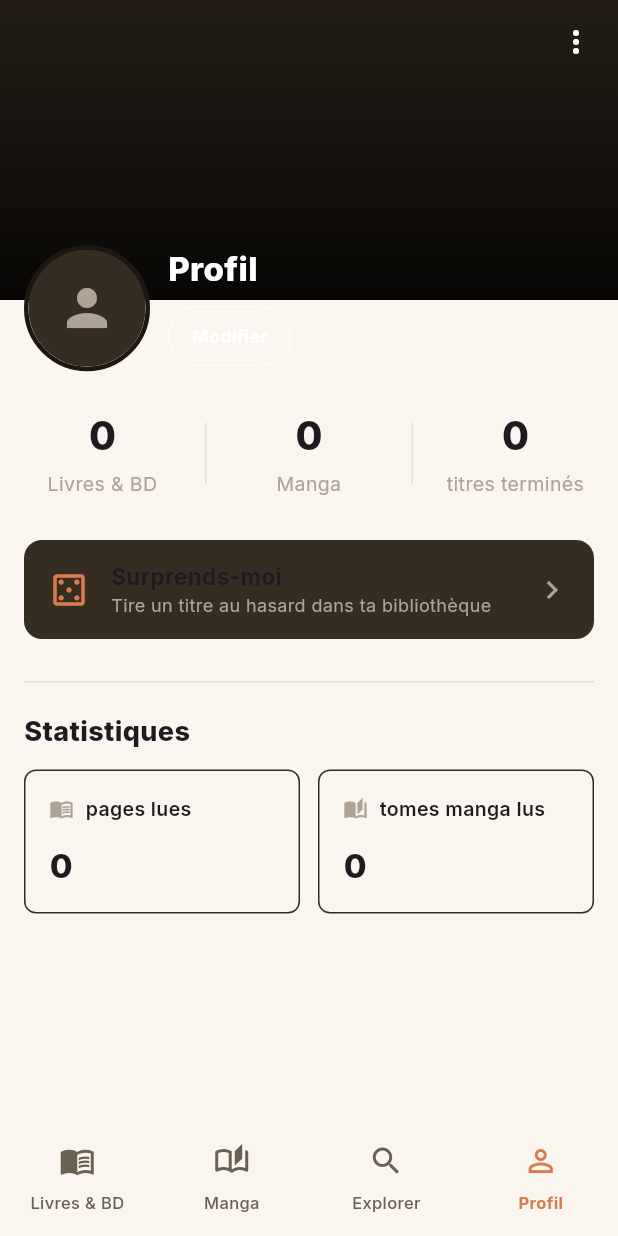
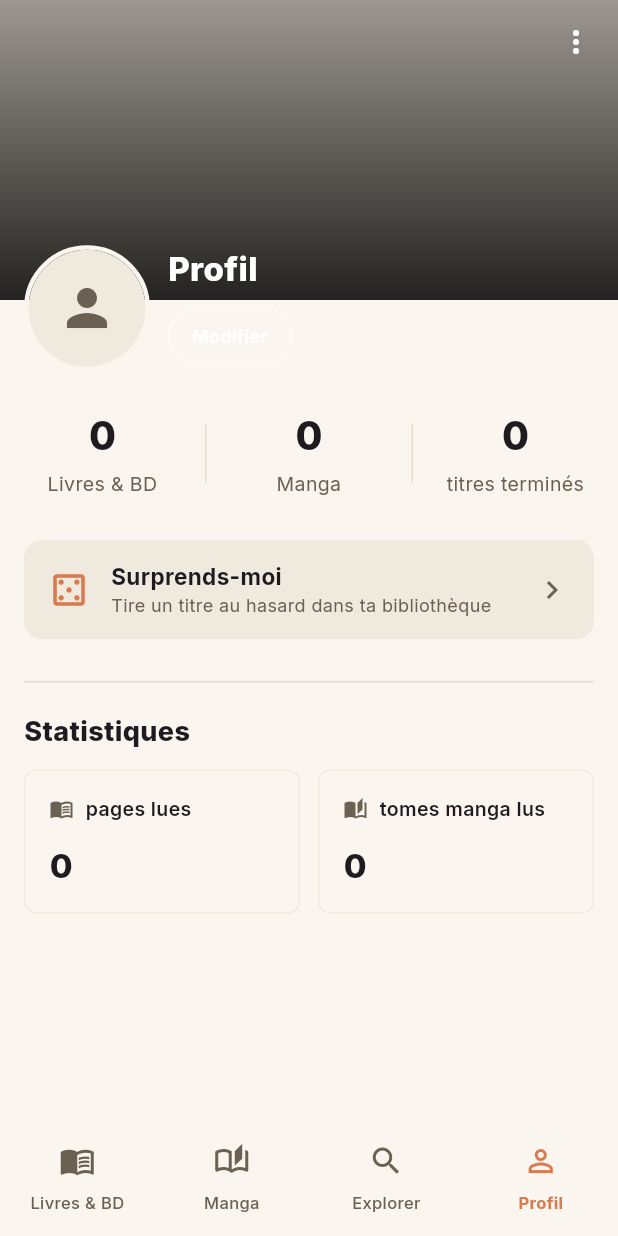
Before and after one commit to Mehdi-F/tlio, a Flutter app: the screen it shows once a user with an empty profile is signed in, item 4 of the bottom bar chosen, on a phone screen of 412 x 824 dp. Run offline on Flutter 3.47's test engine with Material 3 defaults, Android fonts, the phone set to English and light mode, and no system bars; our stand-ins replace cached_network_image, cloud_firestore, connectivity_plus, firebase_auth, firebase_core, google_fonts and 1 more; accounts and stored records are empty; network calls fail.

Commit message:
Fix light theme: AppColors constants weren't actually theme-aware
AppColors.surface/surfaceVariant/background/textPrimary/textSecondary
are fixed dark-mode values by definition — only buildAppTheme() ever
switched between the dark/light variants, wiring them into Material's
own theme (AppBar, Chip, etc). Every custom widget written this
session referenced those constants directly, so cards, sheets, tiles,
and detail screens stayed dark-styled regardless of the selected
theme, making light mode largely illegible.

Added a BuildContext extension (colorSurface, colorTextSecondary,
etc.) that resolves the right variant from the active Theme, same
as buildAppTheme does, and switched every direct AppColors.X
reference across screens/widgets to it. Also fixed both detail
screens' minimal loading/error AppBar, which explicitly forced
foregroundColor: Colors.white and defeated the theme's already-
correct default.

Left login_screen.dart and year_recap_screen.dart alone — both are
intentionally fixed-dark branded screens with self-consistent
colors, not theme bugs.

```diff
--- a/lib/screens/manga_detail_screen.dart
+++ b/lib/screens/manga_detail_screen.dart
@@ -137,7 +137,6 @@ class _MangaDetailScreenState extends State<MangaDetailScreen> {
   AppBar _minimalAppBar() => AppBar(
     backgroundColor: Colors.transparent,
     elevation: 0,
-    foregroundColor: Colors.white,
   );
 
   @override
@@ -151,7 +150,7 @@ class _MangaDetailScreenState extends State<MangaDetailScreen> {
             child: Column(
               mainAxisSize: MainAxisSize.min,
               children: [
-                const Text('Impossible de charger ce titre.', style: TextStyle(color: AppColors.textSecondary)),
+                Text('Impossible de charger ce titre.', style: TextStyle(color: context.colorTextSecondary)),
                 const SizedBox(height: 12),
                 FilledButton(onPressed: _load, child: const Text('Réessayer')),
               ],
--- a/lib/screens/profile_screen.dart
+++ b/lib/screens/profile_screen.dart
@@ -122,7 +122,7 @@ class _ProfileBodyState extends State<_ProfileBody> {
     final name = await showDialog<String>(
       context: context,
       builder: (context) => AlertDialog(
-        backgroundColor: AppColors.surface,
+        backgroundColor: context.colorSurface,
         title: Text(context.tr('dialog.editProfileName')),
         content: TextField(controller: controller, autofocus: true),
         actions: [
@@ -305,10 +305,10 @@ class _ProfileHeader extends StatelessWidget {
                     CachedNetworkImage(
                       imageUrl: bannerCover!,
                       fit: BoxFit.cover,
-                      errorWidget: (context, url, error) => Container(color: AppColors.surfaceVariant),
+                      errorWidget: (context, url, error) => Container(color: context.colorSurfaceVariant),
                     )
                   else
-                    Container(color: AppColors.surfaceVariant),
+                    Container(color: context.colorSurfaceVariant),
                   DecoratedBox(
                     decoration: BoxDecoration(
                       gradient: LinearGradient(
@@ -328,7 +328,7 @@ class _ProfileHeader extends StatelessWidget {
                       bottom: false,
                       child: PopupMenuButton<void>(
                         icon: const Icon(Icons.more_vert, color: Colors.white),
-                        color: AppColors.surface,
+                        color: context.colorSurface,
                         itemBuilder: (context) => [
                           PopupMenuItem(
                             onTap: onSettings,
@@ -360,7 +360,7 @@ class _ProfileHeader extends StatelessWidget {
                 height: avatarSize,
                 decoration: BoxDecoration(
                   shape: BoxShape.circle,
-                  border: Border.all(color: AppColors.background, width: 3),
+                  border: Border.all(color: context.colorBackground, width: 3),
                 ),
                 child: ClipOval(
                   child: photoUrl != null
@@ -370,15 +370,15 @@ class _ProfileHeader extends StatelessWidget {
                           width: avatarSize,
                           height: avatarSize,
                           errorWidget: (context, url, error) => Container(
-                            color: AppColors.surfaceVariant,
+                            color: context.colorSurfaceVariant,
                             alignment: Alignment.center,
-                            child: const Icon(Icons.person, color: AppColors.textSecondary, size: 40),
+                            child: Icon(Icons.person, color: context.colorTextSecondary, size: 40),
                           ),
                         )
                       : Container(
-                          color: AppColors.surfaceVariant,
+                          color: context.colorSurfaceVariant,
                           alignment: Alignment.center,
-                          child: const Icon(Icons.person, color: AppColors.textSecondary, size: 40),
+                          child: Icon(Icons.person, color: context.colorTextSecondary, size: 40),
                         ),
                 ),
               ),
@@ -459,7 +459,7 @@ class _StatColumn extends StatelessWidget {
       children: [
         Text('$value', style: const TextStyle(fontSize: 26, fontWeight: FontWeight.w800)),
         const SizedBox(height: 4),
-        Text(label, style: const TextStyle(color: AppColors.textSecondary, fontSize: 13), textAlign: TextAlign.center),
+        Text(label, style: TextStyle(color: context.colorTextSecondary, fontSize: 13), textAlign: TextAlign.center),
       ],
     );
   }
@@ -503,7 +503,7 @@ class _StatCard extends StatelessWidget {
     return Container(
       padding: const EdgeInsets.all(16),
       decoration: BoxDecoration(
-        border: Border.all(color: AppColors.surfaceVariant),
+        border: Border.all(color: context.colorSurfaceVariant),
         borderRadius: BorderRadius.circular(8),
       ),
       child: Column(
@@ -511,7 +511,7 @@ class _StatCard extends StatelessWidget {
         children: [
           Row(
             children: [
-              Icon(icon, size: 16, color: AppColors.textSecondary),
+              Icon(icon, size: 16, color: context.colorTextSecondary),
               const SizedBox(width: 8),
               Expanded(
                 child: Text(
@@ -574,17 +574,17 @@ class _CarouselSection extends StatelessWidget {
                               height: 130,
                               width: 90,
                               errorWidget: (context, url, error) => Container(
-                                color: AppColors.surfaceVariant,
+                                color: context.colorSurfaceVariant,
                                 height: 130,
                                 width: 90,
-                                child: const Icon(Icons.menu_book, color: AppColors.textSecondary),
+                                child: Icon(Icons.menu_book, color: context.colorTextSecondary),
                               ),
                             )
                           : Container(
-                              color: AppColors.surfaceVariant,
+                              color: context.colorSurfaceVariant,
                               height: 130,
                               width: 90,
-                              child: const Icon(Icons.menu_book, color: AppColors.textSecondary),
+                              child: Icon(Icons.menu_book, color: context.colorTextSecondary),
                             ),
                     ),
                   ),
@@ -611,7 +611,7 @@ class _SurpriseMeCard extends StatelessWidget {
       onTap: onTap,
       child: Container(
         padding: const EdgeInsets.symmetric(horizontal: 16, vertical: 14),
-        decoration: BoxDecoration(color: AppColors.surfaceVariant, borderRadius: BorderRadius.circular(12)),
+        decoration: BoxDecoration(color: context.colorSurfaceVariant, borderRadius: BorderRadius.circular(12)),
         child: Row(
           children: [
             const Icon(Icons.casino_outlined, color: AppColors.accent, size: 28),
@@ -622,11 +622,11 @@ class _SurpriseMeCard extends StatelessWidget {
                 mainAxisSize: MainAxisSize.min,
                 children: [
                   Text(context.tr('surprise.cardTitle'), style: const TextStyle(fontWeight: FontWeight.w700, fontSize: 15)),
-                  Text(context.tr('surprise.cardSubtitle'), style: const TextStyle(color: AppColors.textSecondary, fontSize: 12)),
+                  Text(context.tr('surprise.cardSubtitle'), style: TextStyle(color: context.colorTextSecondary, fontSize: 12)),
                 ],
               ),
             ),
-            const Icon(Icons.chevron_right, color: AppColors.textSecondary),
+            Icon(Icons.chevron_right, color: context.colorTextSecondary),
           ],
         ),
       ),
@@ -647,7 +647,7 @@ class _RecapCard extends StatelessWidget {
       onTap: onTap,
       child: Container(
         padding: const EdgeInsets.symmetric(horizontal: 16, vertical: 14),
-        decoration: BoxDecoration(color: AppColors.surfaceVariant, borderRadius: BorderRadius.circular(12)),
+        decoration: BoxDecoration(color: context.colorSurfaceVariant, borderRadius: BorderRadius.circular(12)),
         child: Row(
           children: [
             const Icon(Icons.auto_awesome, color: AppColors.accent, size: 28),
@@ -661,11 +661,11 @@ class _RecapCard extends StatelessWidget {
                     context.tr('recap.cardTitle').replaceAll('{year}', '$year'),
                     style: const TextStyle(fontWeight: FontWeight.w700, fontSize: 15),
                   ),
-                  Text(context.tr('recap.cardSubtitle'), style: const TextStyle(color: AppColors.textSecondary, fontSize: 12)),
+                  Text(context.tr('recap.cardSubtitle'), style: TextStyle(color: context.colorTextSecondary, fontSize: 12)),
                 ],
               ),
             ),
-            const Icon(Icons.chevron_right, color: AppColors.textSecondary),
+            Icon(Icons.chevron_right, color: context.colorTextSecondary),
           ],
         ),
       ),
--- a/lib/widgets/library_sort_sheet.dart
+++ b/lib/widgets/library_sort_sheet.dart
@@ -18,7 +18,7 @@ String librarySortLabel(BuildContext context, LibrarySort sort) {
 Future<LibrarySort?> showLibrarySortSheet(BuildContext context, LibrarySort initialSort) {
   return showModalBottomSheet<LibrarySort>(
     context: context,
-    backgroundColor: AppColors.surface,
+    backgroundColor: context.colorSurface,
     isScrollControlled: true,
     shape: const RoundedRectangleBorder(borderRadius: BorderRadius.vertical(top: Radius.circular(16))),
     builder: (_) => _LibrarySortSheet(initialSort: initialSort),
--- a/lib/widgets/skeletons.dart
+++ b/lib/widgets/skeletons.dart
@@ -18,7 +18,7 @@ class SkeletonBox extends StatelessWidget {
     return Container(
       width: width,
       height: height,
-      decoration: BoxDecoration(color: AppColors.surfaceVariant, borderRadius: borderRadius),
+      decoration: BoxDecoration(color: context.colorSurfaceVariant, borderRadius: borderRadius),
     );
   }
 }
```
Also changed, not shown: lib/screens/book_detail_screen.dart (+3 -4 lines), lib/screens/books_screen.dart (+9 -9 lines), lib/screens/explorer_screen.dart (+7 -7 lines), lib/screens/manga_screen.dart (+6 -6 lines), lib/screens/settings_screen.dart (+14 -14 lines), lib/theme/app_theme.dart (+14 -0 lines), lib/widgets/detail_banner.dart (+6 -6 lines), lib/widgets/media_tile.dart (+6 -6 lines), lib/widgets/surprise_me_sheet.dart (+6 -6 lines).
